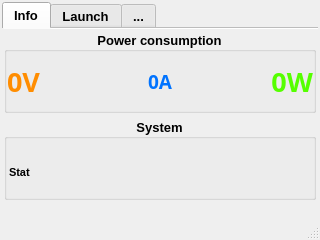
Old version of the form main.ui in the repository neurotoxin78/doomsday-pc.
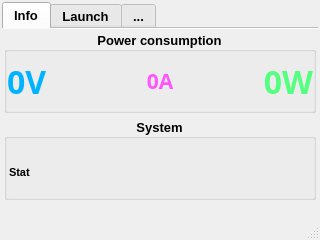
New version of the form. The open tabs and pages were chosen to show the change.

```diff
--- a/main.ui
+++ b/main.ui
@@ -164,14 +164,14 @@
             <widget class="QLabel" name="pwrLabel">
              <property name="font">
               <font>
-               <family>Trebuchet MS</family>
-               <pointsize>20</pointsize>
+               <family>DSEG14 Modern</family>
+               <pointsize>24</pointsize>
                <bold>true</bold>
                <stylestrategy>PreferAntialias</stylestrategy>
               </font>
              </property>
              <property name="styleSheet">
-              <string notr="true">color: rgb(85, 255, 0);</string>
+              <string notr="true">color: rgb(85, 255, 127);</string>
              </property>
              <property name="text">
               <string>0W</string>
@@ -185,14 +185,14 @@
             <widget class="QLabel" name="voltLabel">
              <property name="font">
               <font>
-               <family>Trebuchet MS</family>
-               <pointsize>20</pointsize>
+               <family>DSEG14 Modern</family>
+               <pointsize>24</pointsize>
                <bold>true</bold>
                <stylestrategy>PreferAntialias</stylestrategy>
               </font>
              </property>
              <property name="styleSheet">
-              <string notr="true">color: rgb(255, 141, 1);</string>
+              <string notr="true">color: rgb(0, 179, 255);</string>
              </property>
              <property name="text">
               <string>0V</string>
@@ -203,14 +203,14 @@
             <widget class="QLabel" name="amperLabel">
              <property name="font">
               <font>
-               <family>Trebuchet MS</family>
-               <pointsize>14</pointsize>
+               <family>DSEG14 Modern</family>
+               <pointsize>16</pointsize>
                <bold>true</bold>
                <stylestrategy>PreferAntialias</stylestrategy>
               </font>
              </property>
              <property name="styleSheet">
-              <string notr="true">color: rgb(0, 115, 255);</string>
+              <string notr="true">color: rgb(255, 85, 255);</string>
              </property>
              <property name="text">
               <string>0A</string>
```
Left out of the diff: 2 changed lines with no effect on the pictures.
